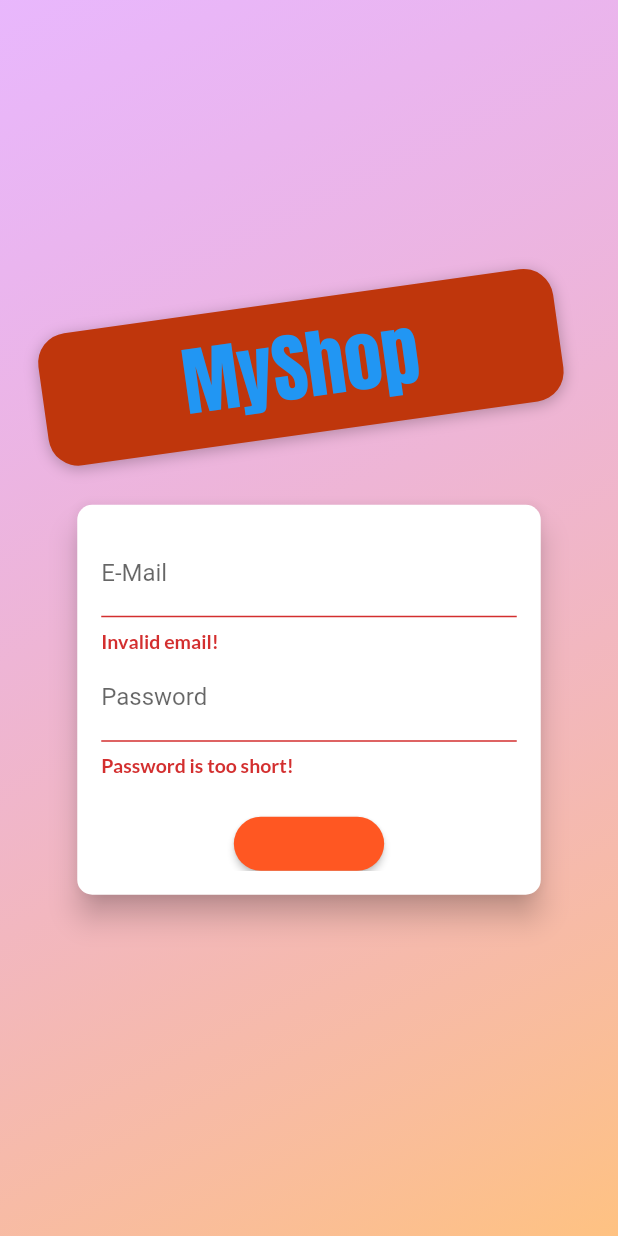
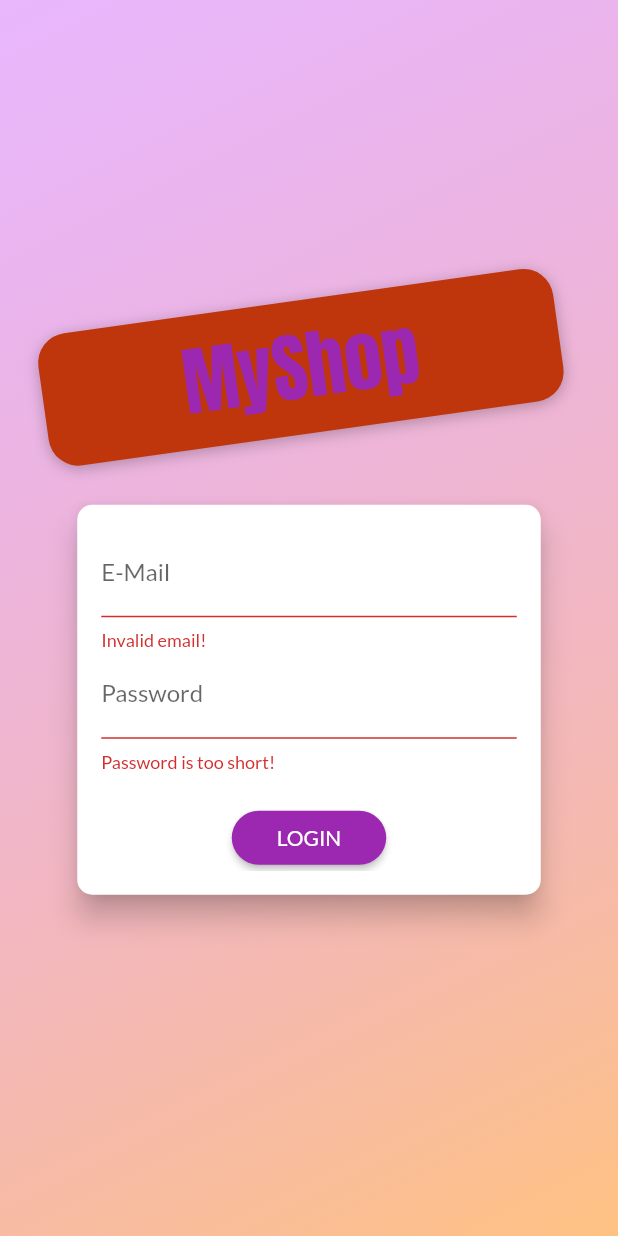
Before and after one commit to philippe-heitzmann/shop_app, a Flutter app: the screen it shows after launch, after a tap on "LOGIN", on a phone screen of 412 x 824 dp. Run offline on Flutter 3.47's test engine with Material 2 defaults, Android fonts, the phone set to English and light mode, and no system bars; our stand-ins replace flutter_dotenv; network calls fail.

Commit message:
reset to clean up code

```diff
--- a/lib/main.dart
+++ b/lib/main.dart
@@ -1,88 +1,57 @@
+import 'package:flutter_dotenv/flutter_dotenv.dart';
 import 'package:flutter/material.dart';
 import 'package:provider/provider.dart';
-import 'package:shop_app/screens/auth_screen.dart';
-import 'package:shop_app/screens/cart_screen.dart';
-import 'package:shop_app/screens/edit_product_screen.dart';
-import 'package:shop_app/screens/orders_screen.dart';
-import 'package:shop_app/screens/user_products_screen.dart';
 
-import 'screens/products_overview_screen.dart';
+import './screens/cart_screen.dart';
+import './screens/products_overview_screen.dart';
 import './screens/product_detail_screen.dart';
 import './providers/products.dart';
-import '../providers/cart.dart';
-import './screens/cart_screen.dart';
-import '../providers/orders.dart';
+import './providers/cart.dart';
+import './providers/orders.dart';
+import './providers/auth.dart';
+import './screens/orders_screen.dart';
+import './screens/user_products_screen.dart';
 import './screens/edit_product_screen.dart';
+import './screens/auth_screen.dart';
 
-void main() {
-  runApp(const MyApp());
+void main() async {
+  await dotenv.load(fileName: ".env");
+  runApp(MyApp());
 }
 
 class MyApp extends StatelessWidget {
-  const MyApp({Key? key}) : super(key: key);
-
-  // This widget is the root of your application.
   @override
   Widget build(BuildContext context) {
     return MultiProvider(
       providers: [
-        ChangeNotifierProvider(
-          create: (ctx) => Products(),
+        ChangeNotifierProvider.value(
+          value: Auth(),
         ),
-        ChangeNotifierProvider(
-          create: (ctx) => Cart(),
+        ChangeNotifierProvider.value(
+          value: Products(),
         ),
-        ChangeNotifierProvider(
-          create: (ctx) => Orders(),
-        )
+        ChangeNotifierProvider.value(
+          value: Cart(),
+        ),
+        ChangeNotifierProvider.value(
+          value: Orders(),
+        ),
       ],
-      // create: (ctx) => Products(),
       child: MaterialApp(
-        title: 'Flutter Demo',
-        theme: ThemeData(
-          // This is the theme of your application.
-          //
-          // Try running your application with "flutter run". You'll see the
-          // application has a blue toolbar. Then, without quitting the app, try
-          // changing the primarySwatch below to Colors.green and then invoke
-          // "hot reload" (press "r" in the console where you ran "flutter run",
-          // or simply save your changes to "hot reload" in a Flutter IDE).
-          // Notice that the counter didn't reset back to zero; the application
-          // is not restarted.
-          colorScheme: ThemeData().colorScheme.copyWith(
-                primary: Colors.deepOrange,
-                secondary: Colors.blue,
-                tertiary: Colors.white,
-              ),
-          fontFamily: 'Lato',
-          textTheme: ThemeData.light().textTheme.copyWith(
-                bodyLarge: const TextStyle(
-                    color: Color.fromRGBO(20, 51, 51, 1),
-                    fontSize: 20,
-                    fontWeight: FontWeight.bold,
-                    fontFamily: 'Lato'),
-                bodyMedium: const TextStyle(
-                    color: Colors.grey,
-                    fontSize: 15,
-                    fontWeight: FontWeight.bold,
-                    fontFamily: 'Lato'),
-                bodySmall: const TextStyle(
-                    color: Colors.white,
-                    fontSize: 13,
-                    fontWeight: FontWeight.bold,
-                    fontFamily: 'Lato'),
-                // titleSmall: const TextStyle(color: Colors.white),
-              ),
-        ),
-        home: AuthScreen(),
-        routes: {
-          ProductDetailScreen.routeName: (context) => ProductDetailScreen(),
-          CartScreen.routeName: (context) => CartScreen(),
-          OrdersScreen.routeName: (context) => OrdersScreen(),
-          UserProductsScreen.routeName: (context) => UserProductsScreen(),
-          EditProductScreen.routeName: (context) => EditProductScreen(),
-        },
-      ),
+          title: 'MyShop',
+          theme: ThemeData(
+            primarySwatch: Colors.purple,
+            accentColor: Colors.deepOrange,
+            fontFamily: 'Lato',
+          ),
+          home: AuthScreen(),
+          routes: {
+            ProductDetailScreen.routeName: (ctx) => ProductDetailScreen(),
+            CartScreen.routeName: (ctx) => CartScreen(),
+            OrdersScreen.routeName: (ctx) => OrdersScreen(),
+            UserProductsScreen.routeName: (ctx) => UserProductsScreen(),
+            EditProductScreen.routeName: (ctx) => EditProductScreen(),
+          }),
     );
   }
 }
--- a/lib/providers/auth.dart
+++ b/lib/providers/auth.dart
@@ -0,0 +1,38 @@
+import 'dart:convert';
+
+import 'package:flutter/widgets.dart';
+import 'package:http/http.dart' as http;
+import 'package:flutter_dotenv/flutter_dotenv.dart';
+
+class Auth with ChangeNotifier {
+  String _token = '';
+  DateTime _expiryDate = DateTime(2022, 8, 7, 17, 30);
+  String _userId = '';
+
+  Future<void> _authenticate(
+      String email, String password, String urlSegment) async {
+    String API_KEY = dotenv.env['API_KEY']!;
+    print(API_KEY);
+    final url = Uri.parse(
+        'https://www.googleapis.com/identitytoolkit/v3/relyingparty/$urlSegment?key=$API_KEY');
+    final response = await http.post(
+      url,
+      body: json.encode(
+        {
+          'email': email,
+          'password': password,
+          'returnSecureToken': true,
+        },
+      ),
+    );
+    print(json.decode(response.body));
+  }
+
+  Future<void> signup(String email, String password) async {
+    return _authenticate(email, password, 'signupNewUser');
+  }
+
+  Future<void> login(String email, String password) async {
+    return _authenticate(email, password, 'verifyPassword');
+  }
+}
--- a/lib/screens/auth_screen.dart
+++ b/lib/screens/auth_screen.dart
@@ -1,6 +1,9 @@
 import 'dart:math';
 
 import 'package:flutter/material.dart';
+import 'package:provider/provider.dart';
+
+import '../providers/auth.dart';
 
 enum AuthMode { Signup, Login }
 
@@ -20,12 +23,12 @@ class AuthScreen extends StatelessWidget {
             decoration: BoxDecoration(
               gradient: LinearGradient(
                 colors: [
-                  const Color.fromRGBO(215, 117, 255, 1).withOpacity(0.5),
-                  const Color.fromRGBO(255, 188, 117, 1).withOpacity(0.9),
+                  Color.fromRGBO(215, 117, 255, 1).withOpacity(0.5),
+                  Color.fromRGBO(255, 188, 117, 1).withOpacity(0.9),
                 ],
                 begin: Alignment.topLeft,
                 end: Alignment.bottomRight,
-                stops: const [0, 1],
+                stops: [0, 1],
               ),
             ),
           ),
@@ -39,16 +42,16 @@ class AuthScreen extends StatelessWidget {
                 children: <Widget>[
                   Flexible(
                     child: Container(
-                      margin: const EdgeInsets.only(bottom: 20.0),
-                      padding: const EdgeInsets.symmetric(
-                          vertical: 8.0, horizontal: 94.0),
+                      margin: EdgeInsets.only(bottom: 20.0),
+                      padding:
+                          EdgeInsets.symmetric(vertical: 8.0, horizontal: 94.0),
                       transform: Matrix4.rotationZ(-8 * pi / 180)
                         ..translate(-10.0),
                       // ..translate(-10.0),
                       decoration: BoxDecoration(
                         borderRadius: BorderRadius.circular(20),
                         color: Colors.deepOrange.shade900,
-                        boxShadow: const [
+                        boxShadow: [
                           BoxShadow(
                             blurRadius: 8,
                             color: Colors.black26,
@@ -59,7 +62,7 @@ class AuthScreen extends StatelessWidget {
                       child: Text(
                         'MyShop',
                         style: TextStyle(
-                          color: Theme.of(context).primaryColor,
+                          color: Theme.of(context).colorScheme.primary,
                           fontSize: 50,
                           fontFamily: 'Anton',
                           fontWeight: FontWeight.normal,
@@ -82,11 +85,7 @@ class AuthScreen extends StatelessWidget {
 }
 
 class AuthCard extends StatefulWidget {
-  // const AuthCard({
-  //   required Key key,
-  // }) : super(key: key);
-
-  AuthCard({Key? key}) : super(key: key);
+  const AuthCard({Key? key}) : super(key: key);
 
   @override
   _AuthCardState createState() => _AuthCardState();
@@ -102,7 +101,7 @@ class _AuthCardState extends State<AuthCard> {
   var _isLoading = false;
   final _passwordController = TextEditingController();
 
-  void _submit() {
+  Future<void> _submit() async {
     if (!_formKey.currentState!.validate()) {
       // Invalid!
       return;
@@ -113,8 +112,16 @@ class _AuthCardState extends State<AuthCard> {
     });
     if (_authMode == AuthMode.Login) {
       // Log user in
+      await Provider.of<Auth>(context, listen: false).login(
+        _authData['email']!,
+        _authData['password']!,
+      );
     } else {
       // Sign user up
+      await Provider.of<Auth>(context, listen: false).signup(
+        _authData['email']!,
+        _authData['password']!,
+      );
     }
     setState(() {
       _isLoading = false;
@@ -160,7 +167,6 @@ class _AuthCardState extends State<AuthCard> {
                       return 'Invalid email!';
                     }
                     return null;
-                    return null;
                   },
                   onSaved: (value) {
                     _authData['email'] = value!;
@@ -186,7 +192,7 @@ class _AuthCardState extends State<AuthCard> {
                     obscureText: true,
                     validator: _authMode == AuthMode.Signup
                         ? (value) {
-                            if (value != _passwordController.text) {
+                            if (value! != _passwordController.text) {
                               return 'Passwords do not match!';
                             }
                           }
@@ -207,8 +213,8 @@ class _AuthCardState extends State<AuthCard> {
                     ),
                     padding:
                         EdgeInsets.symmetric(horizontal: 30.0, vertical: 8.0),
-                    color: Theme.of(context).colorScheme.primary,
-                    textColor: Theme.of(context).colorScheme.primary,
+                    color: Theme.of(context).primaryColor,
+                    textColor: Theme.of(context).primaryTextTheme.button!.color,
                   ),
                 FlatButton(
                   child: Text(
--- a/pubspec.yaml
+++ b/pubspec.yaml
@@ -32,6 +32,7 @@ dependencies:
   provider: ^6.0.3
   intl: ^0.17.0
   http: ^0.13.4
+  flutter_dotenv: ^5.0.2
 
 
   # The following adds the Cupertino Icons font to your application.
@@ -61,7 +62,8 @@ flutter:
   uses-material-design: true
 
   # To add assets to your application, add an assets section, like this:
-  # assets:
+  assets:
+      - .env
   #   - images/a_dot_burr.jpeg
   #   - images/a_dot_ham.jpeg
 
```
Also changed, not shown: pubspec.lock, 1 other file.
